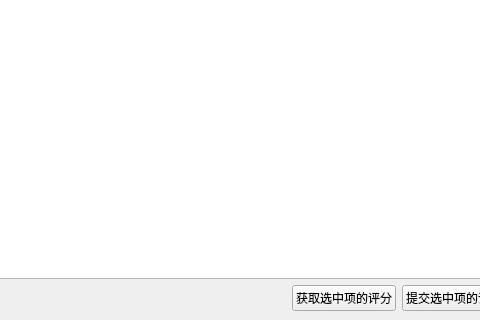
gfdgd-xi/deep-wine-runner, file UI/AutoConfig.ui: the form before one commit; both pictures show x 199 to 679 and y 280 to 600 of the 800 by 600 pixel window.
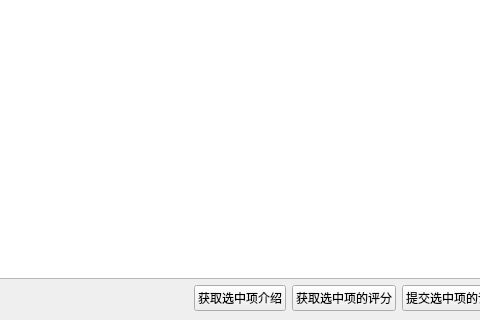
The form after the commit.

Patch:
```diff
--- a/UI/AutoConfig.ui
+++ b/UI/AutoConfig.ui
@@ -54,6 +54,13 @@
         </property>
        </spacer>
       </item>
+      <item>
+       <widget class="QPushButton" name="getInfoButton">
+        <property name="text">
+         <string>获取选中项介绍</string>
+        </property>
+       </widget>
+      </item>
       <item>
        <widget class="QPushButton" name="getFen">
         <property name="text">
```
